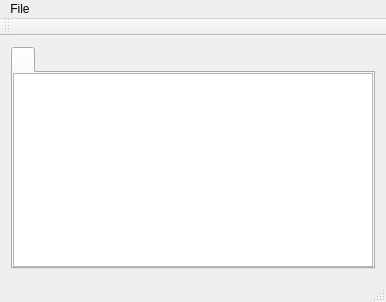
First picture: the form in mainwindow.ui, repository Zlopez/XMLDatabaseTool, before the edit.
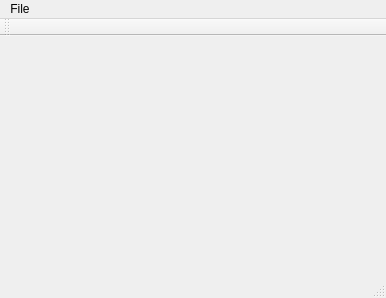
Second picture: the form after the edit.

Commit message: Added new dialog window.Trying to understand how signal and slots work.

Diff of the .ui file:
```diff
--- a/mainwindow.ui
+++ b/mainwindow.ui
@@ -7,7 +7,7 @@
     <x>0</x>
     <y>0</y>
     <width>386</width>
-    <height>281</height>
+    <height>298</height>
    </rect>
   </property>
   <property name="sizePolicy">
@@ -32,35 +32,7 @@
    <property name="autoFillBackground">
     <bool>false</bool>
    </property>
-   <layout class="QHBoxLayout" name="horizontalLayout_2">
-    <item>
-     <widget class="QTabWidget" name="tablesTab">
-      <widget class="QWidget" name="horizontalTabWidgetPage1">
-       <attribute name="title">
-        <string/>
-       </attribute>
-       <layout class="QHBoxLayout" name="horizontalLayout">
-        <property name="spacing">
-         <number>-1</number>
-        </property>
-        <property name="margin">
-         <number>0</number>
-        </property>
-        <item>
-         <widget class="QTableView" name="tableXML">
-          <property name="sizePolicy">
-           <sizepolicy hsizetype="Expanding" vsizetype="Expanding">
-            <horstretch>0</horstretch>
-            <verstretch>0</verstretch>
-           </sizepolicy>
-          </property>
-         </widget>
-        </item>
-       </layout>
-      </widget>
-     </widget>
-    </item>
-   </layout>
+   <layout class="QHBoxLayout" name="horizontalLayout_2"/>
   </widget>
   <widget class="QMenuBar" name="menuBar">
    <property name="geometry">
```
Left out of the diff: 2 changed lines with no effect on the pictures. The commit also changes 6 other files.
